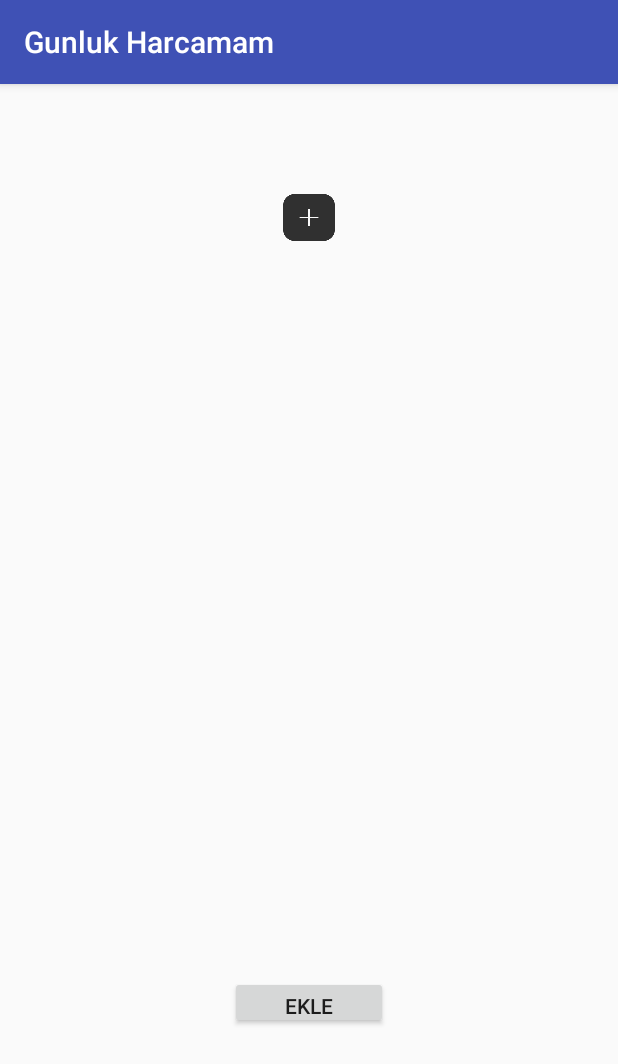
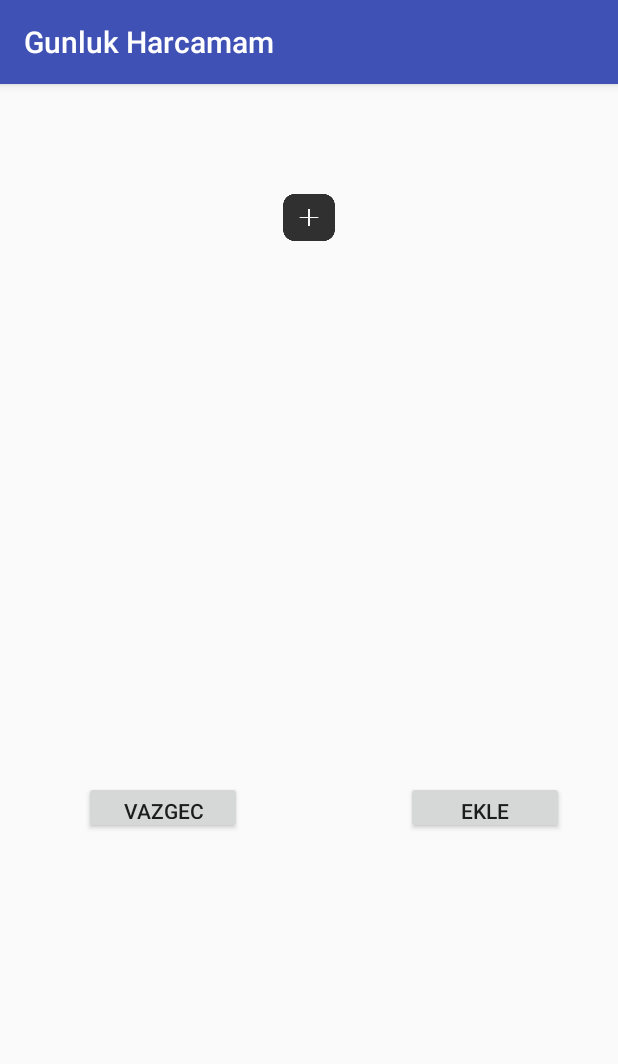
Before and after one commit to ahmetkilinc/Gunluk-Harcamam, an Android app: the sabitGiderEkle screen opened directly, with no data from a screen before it, on a phone screen of 412 x 824 dp. Shown: the top 1064 px of the screen. Run offline under Robolectric (Android 15) with nearby library versions, the phone set to English and light mode, and no system bars.

Commit message:
Sabir gider activity si eklendi. xml tasarımı yapıldı. toplam gider hesabı yapıldı. toplam gider ana sayfaya intent ile gönderildi.

```diff
--- a/app/src/main/java/com/gobletsoft/gunlukharcamam/sabitGiderEkle.java
+++ b/app/src/main/java/com/gobletsoft/gunlukharcamam/sabitGiderEkle.java
@@ -1,5 +1,6 @@
 package com.gobletsoft.gunlukharcamam;
 
+import android.content.Intent;
 import android.support.v7.app.AppCompatActivity;
 import android.os.Bundle;
 import android.view.View;
@@ -7,10 +8,19 @@ import android.view.Window;
 import android.view.WindowManager;
 import android.widget.Button;
 import android.widget.EditText;
+import android.widget.Toast;
 
+import static android.text.TextUtils.isEmpty;
 import static android.widget.RelativeLayout.TRUE;
 
 public class sabitGiderEkle extends AppCompatActivity {
+
+    public double deger1 = 0.0;
+    public double deger2 = 0.0;
+    public double deger3 = 0.0;
+    public double deger4 = 0.0;
+    public double deger5 = 0.0;
+    public double toplam = 0.0;
 
     @Override
     protected void onCreate(Bundle savedInstanceState) {
@@ -22,16 +32,230 @@ public class sabitGiderEkle extends AppCompatActivity {
 
         setContentView(R.layout.activity_sabit_gider_ekle);
 
+        Button btnEkle = (Button) findViewById(R.id.buttonEkle);
         Button btnAdd = (Button) findViewById(R.id.buttonAdd);
+        Button btnBack = (Button) findViewById(R.id.buttonVazgec);
         final EditText et1 = (EditText) findViewById(R.id.editText);
+        final EditText et2 = (EditText) findViewById(R.id.editText2);
+        final EditText et3 = (EditText) findViewById(R.id.editText3);
+        final EditText et4 = (EditText) findViewById(R.id.editText4);
+        final EditText et5 = (EditText) findViewById(R.id.editText5);
+
+        final Button btnRemove1 = (Button) findViewById(R.id.buttonKaldir);
+        final Button btnRemove2 = (Button) findViewById(R.id.buttonVazgec1);
+        final Button btnRemove3 = (Button) findViewById(R.id.buttonVazgec2);
+        final Button btnRemove4 = (Button) findViewById(R.id.buttonVazgec3);
+        final Button btnRemove5 = (Button) findViewById(R.id.buttonVazgec4);
+
+        btnEkle.setOnClickListener(new View.OnClickListener() {
+            @Override
+            public void onClick(View view) {
+
+                if(et1.isShown() == false) {
+
+                    Toast.makeText(getApplicationContext(), "Gider ekleyebilmek için öncelikle gider kutusu ekleyerek değer eklemelisiniz.", Toast.LENGTH_LONG).show();
+                }
+                else{
+
+                    if (isEmpty(et1.getText().toString()) == false){
+
+                        deger1 = Double.parseDouble(et1.getText().toString());
+                    }
+                    else{
+
+                        Toast.makeText(getApplicationContext(), "Gider kutusuna lütfen bir değer giriniz.", Toast.LENGTH_LONG).show();
+                    }
+
+                    if (et2.isShown() == false){
+
+
+                    }
+                    else{
+
+                        if (isEmpty(et2.getText().toString()) == false){
+
+                            deger2 = Double.parseDouble(et2.getText().toString());
+                        }
+                        else{
+
+                            Toast.makeText(getApplicationContext(), "Gider kutusuna lütfen bir değer giriniz.", Toast.LENGTH_LONG).show();
+                        }
+
+                        if(et3.isShown() == false){
+
+
+                        }
+
+                        else{
+
+                            if (isEmpty(et3.getText().toString()) == false){
+
+                                deger3 = Double.parseDouble(et3.getText().toString());
+                            }
+
+                            else{
+
+                                Toast.makeText(getApplicationContext(), "Gider kutusuna lütfen bir değer giriniz.", Toast.LENGTH_LONG).show();
+                            }
+
+                            if(et4.isShown() == false){
+
+
+                            }
+
+                            else{
+
+                                if (isEmpty(et4.getText().toString()) == false){
+
+                                    deger4 = Double.parseDouble(et4.getText().toString());
+                                }
+
+                                else{
+
+                                    Toast.makeText(getApplicationContext(), "Gider kutusuna lütfen bir değer giriniz.", Toast.LENGTH_LONG).show();
+                                }
+
+                                if (et5.isShown() == false){
+
+
+                                }
+
+                                else{
+
+                                    if (isEmpty(et5.getText().toString()) == false){
+
+                                        deger5 = Double.parseDouble(et5.getText().toString());
+                                    }
+
+                                    else{
+
+                                        Toast.makeText(getApplicationContext(), "Gider kutusuna lütfen bir değer giriniz.", Toast.LENGTH_LONG).show();
+                                    }
+                                }
+                            }
+                        }
+                    }
+
+                    toplam = deger1 + deger2 + deger3 + deger4 + deger5;
+                    //Toast.makeText(getApplicationContext(), "giderler: " +  toplam, Toast.LENGTH_LONG).show();
+                    Intent intent = new Intent(sabitGiderEkle.this, gunlukHarcamaLimitim.class);
+                    intent.putExtra("toplamGider", toplam);
+                    startActivity(intent);
+                }
+            }
+        });
+
+        btnRemove5.setOnClickListener(new View.OnClickListener() {
+            @Override
+            public void onClick(View view) {
+
+                et5.setVisibility(View.INVISIBLE);
+                btnRemove5.setVisibility(View.INVISIBLE);
+                btnRemove4.setVisibility(View.VISIBLE);
+            }
+        });
+
+        btnRemove4.setOnClickListener(new View.OnClickListener() {
+            @Override
+            public void onClick(View view) {
+
+                et4.setVisibility(View.INVISIBLE);
+                btnRemove4.setVisibility(View.INVISIBLE);
+                btnRemove3.setVisibility(View.VISIBLE);
+            }
+        });
+
+        btnRemove3.setOnClickListener(new View.OnClickListener() {
+            @Override
+            public void onClick(View view) {
+
+                et3.setVisibility(View.INVISIBLE);
+                btnRemove3.setVisibility(View.INVISIBLE);
+                btnRemove2.setVisibility(View.VISIBLE);
+            }
+        });
+
+        btnRemove2.setOnClickListener(new View.OnClickListener() {
+            @Override
+            public void onClick(View view) {
+
+                et2.setVisibility(View.INVISIBLE);
+                btnRemove2.setVisibility(View.INVISIBLE);
+                btnRemove1.setVisibility(View.VISIBLE);
+            }
+        });
+
+        btnRemove1.setOnClickListener(new View.OnClickListener() {
+            @Override
+            public void onClick(View view) {
+
+                et1.setVisibility(View.INVISIBLE);
+                btnRemove1.setVisibility(View.INVISIBLE);
+            }
+        });
+
+        btnBack.setOnClickListener(new View.OnClickListener() {
+            @Override
+            public void onClick(View view) {
+
+                Intent intent = new Intent(sabitGiderEkle.this, gunlukHarcamaLimitim.class);
+                startActivity(intent);
+            }
+        });
 
         btnAdd.setOnClickListener(new View.OnClickListener() {
             @Override
             public void onClick(View view) {
 
-                if(et1.isShown() == false){
+                if(et1.isShown() == false) {
 
                     et1.setVisibility(View.VISIBLE);
+                    btnRemove1.setVisibility(View.VISIBLE);
+                }
+                else{
+
+                    if(et2.isShown() == false){
+
+                        et2.setVisibility(View.VISIBLE);
+                        btnRemove1.setVisibility(View.INVISIBLE);
+                        btnRemove2.setVisibility(View.VISIBLE);
+                    }
+
+                    else{
+
+                        if(et3.isShown() == false){
+
+                            et3.setVisibility(View.VISIBLE);
+                            btnRemove2.setVisibility(View.INVISIBLE);
+                            btnRemove3.setVisibility(View.VISIBLE);
+                        }
+
+                        else{
+
+                            if (et4.isShown() == false){
+
+                                et4.setVisibility(View.VISIBLE);
+                                btnRemove3.setVisibility(View.INVISIBLE);
+                                btnRemove4.setVisibility(View.VISIBLE);
+                            }
+
+                            else{
+
+                                if (et5.isShown() == false){
+
+                                    et5.setVisibility(View.VISIBLE);
+                                    btnRemove4.setVisibility(View.INVISIBLE);
+                                    btnRemove5.setVisibility(View.VISIBLE);
+
+                                }
+
+                                else{
+
+                                    Toast.makeText(getApplicationContext(), "Eklenebilecek maksimum sayıda gider eklendi", Toast.LENGTH_LONG).show();
+                                }
+                            }
+                        }
+                    }
                 }
             }
         });
--- a/app/src/main/res/layout/activity_sabit_gider_ekle.xml
+++ b/app/src/main/res/layout/activity_sabit_gider_ekle.xml
@@ -105,13 +105,111 @@
         android:layout_width="105dp"
         android:layout_height="35dp"
         android:layout_marginBottom="8dp"
+        android:layout_marginEnd="36dp"
+        android:layout_marginTop="20dp"
+        android:text="@string/buttonEkle"
+        app:layout_constraintBottom_toBottomOf="parent"
+        app:layout_constraintEnd_toEndOf="parent"
+        app:layout_constraintTop_toBottomOf="@+id/editText5"
+        app:layout_constraintVertical_bias="0.0" />
+
+    <Button
+        android:id="@+id/buttonKaldir"
+        android:layout_width="29dp"
+        android:layout_height="31dp"
+        android:layout_marginBottom="8dp"
+        android:layout_marginEnd="8dp"
+        android:layout_marginStart="16dp"
+        android:layout_marginTop="16dp"
+        android:background="@drawable/close"
+        android:visibility="invisible"
+        app:layout_constraintBottom_toTopOf="@+id/editText2"
+        app:layout_constraintEnd_toEndOf="parent"
+        app:layout_constraintHorizontal_bias="0.041"
+        app:layout_constraintStart_toEndOf="@+id/editText"
+        app:layout_constraintTop_toBottomOf="@+id/buttonAdd"
+        app:layout_constraintVertical_bias="0.428" />
+
+    <Button
+        android:id="@+id/buttonVazgec"
+        android:layout_width="105dp"
+        android:layout_height="35dp"
+        android:layout_marginBottom="8dp"
+        android:layout_marginEnd="48dp"
+        android:layout_marginStart="8dp"
+        android:layout_marginTop="20dp"
+        android:text="@string/buttonVazgec"
+        app:layout_constraintBottom_toBottomOf="parent"
+        app:layout_constraintEnd_toEndOf="parent"
+        app:layout_constraintEnd_toStartOf="@+id/buttonEkle"
+        app:layout_constraintHorizontal_bias="0.44"
+        app:layout_constraintStart_toStartOf="parent"
+        app:layout_constraintTop_toBottomOf="@+id/editText5"
+        app:layout_constraintVertical_bias="0.0" />
+
+    <Button
+        android:id="@+id/buttonVazgec1"
+        android:layout_width="29dp"
+        android:layout_height="31dp"
+        android:layout_marginBottom="8dp"
         android:layout_marginEnd="8dp"
         android:layout_marginStart="8dp"
-        android:layout_marginTop="20dp"
-        android:text="Ekle"
-        app:layout_constraintBottom_toBottomOf="parent"
+        android:layout_marginTop="32dp"
+        android:background="@drawable/close"
+        android:visibility="invisible"
+        app:layout_constraintBottom_toTopOf="@+id/editText3"
         app:layout_constraintEnd_toEndOf="parent"
-        app:layout_constraintStart_toStartOf="parent"
-        app:layout_constraintTop_toBottomOf="@+id/editText5" />
+        app:layout_constraintHorizontal_bias="0.282"
+        app:layout_constraintStart_toEndOf="@+id/editText2"
+        app:layout_constraintTop_toBottomOf="@+id/editText" />
+
+    <Button
+        android:id="@+id/buttonVazgec2"
+        android:layout_width="29dp"
+        android:layout_height="31dp"
+        android:layout_marginBottom="8dp"
+        android:layout_marginEnd="30dp"
+        android:layout_marginStart="8dp"
+        android:layout_marginTop="32dp"
+        android:background="@drawable/close"
+        android:visibility="invisible"
+        app:layout_constraintBottom_toTopOf="@+id/editText4"
+        app:layout_constraintEnd_toEndOf="parent"
+        app:layout_constraintHorizontal_bias="1.0"
+        app:layout_constraintStart_toEndOf="@+id/editText3"
+        app:layout_constraintTop_toBottomOf="@+id/editText2"
+        app:layout_constraintVertical_bias="0.142" />
+
+    <Button
+        android:id="@+id/buttonVazgec3"
+        android:layout_width="29dp"
+        android:layout_height="31dp"
+        android:layout_marginBottom="8dp"
+        android:layout_marginEnd="30dp"
+        android:layout_marginStart="8dp"
+        android:layout_marginTop="32dp"
+        android:background="@drawable/close"
+        android:visibility="invisible"
+        app:layout_constraintBottom_toTopOf="@+id/editText5"
+        app:layout_constraintEnd_toEndOf="parent"
+        app:layout_constraintHorizontal_bias="0.733"
+        app:layout_constraintStart_toEndOf="@+id/editText4"
+        app:layout_constraintTop_toBottomOf="@+id/editText3"
+        app:layout_constraintVertical_bias="0.0" />
+
+    <Button
+        android:id="@+id/buttonVazgec4"
+        android:layout_width="29dp"
+        android:layout_height="31dp"
+        android:layout_marginBottom="8dp"
+        android:layout_marginEnd="30dp"
+        android:layout_marginStart="8dp"
+        android:layout_marginTop="32dp"
+        android:background="@drawable/close"
+        android:visibility="invisible"
+        app:layout_constraintBottom_toTopOf="@+id/buttonEkle"
+        app:layout_constraintEnd_toEndOf="parent"
+        app:layout_constraintStart_toEndOf="@+id/editText5"
+        app:layout_constraintTop_toBottomOf="@+id/editText4" />
 
 </android.support.constraint.ConstraintLayout>
--- a/app/src/main/res/values/strings.xml
+++ b/app/src/main/res/values/strings.xml
@@ -1,3 +1,7 @@
 <resources>
     <string name="app_name">Gunluk Harcamam</string>
+    <string name="buttonEkle">Ekle</string>
+    <string name="buttonVazgec">Vazgeç</string>
+    <string name="buttonHesapla">Hesapla</string>
+    <string name="buttonSabitGider">Sabit Gider Ekle</string>
 </resources>
```
Also changed, not shown: app/src/main/java/com/gobletsoft/gunlukharcamam/gunlukHarcamaLimitim.java (+13 -0 lines), app/src/main/res/layout/activity_gunluk_harcama_limitim.xml (+28 -11 lines), app/src/main/res/drawable/close.png (added).
